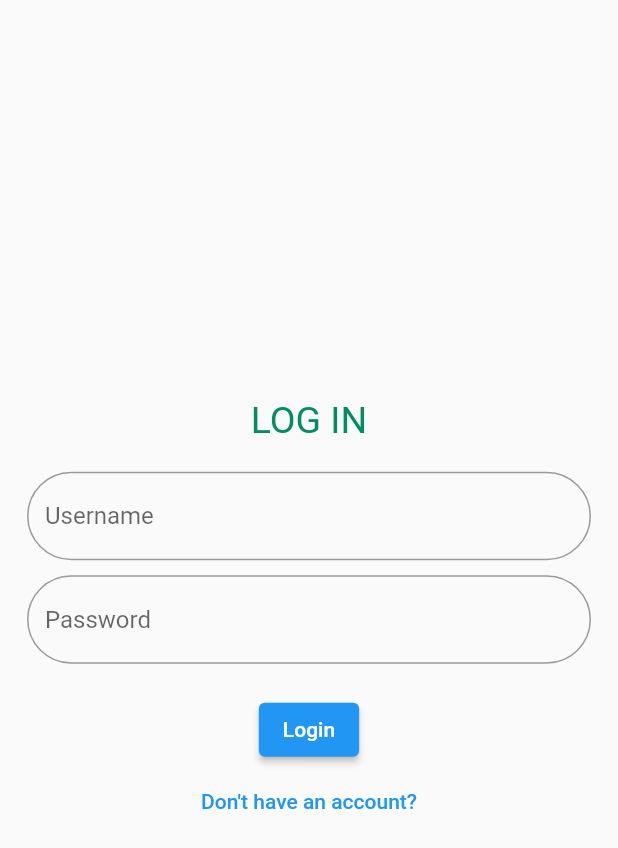
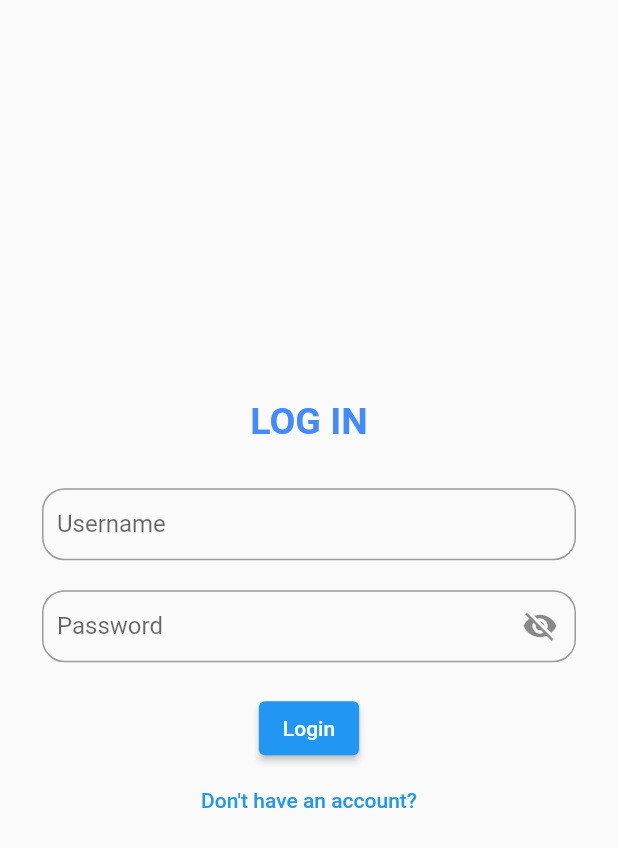
Before and after one commit to Abhiedl/money_manager, a Flutter app: the screen it shows after launch, after a tap on "Login", on a phone screen of 412 x 824 dp. Shown: the top 848 px of the screen. Run offline on Flutter 3.47's test engine with Material 2 defaults, Android fonts, the phone set to English and light mode, and no system bars; our stand-ins replace flutter_slidable, form_field_validator, hive, hive_flutter; accounts and stored records are empty; Roboto replaces fonts that are missing (Railway).

Commit message:
Added new splash screen wallpaper,added validation errors in username and password textformfield,make password obscure,added snackbars

```diff
--- a/lib/main.dart
+++ b/lib/main.dart
@@ -33,6 +33,7 @@ class MyApp extends StatelessWidget {
     return MaterialApp(
       title: 'Flutter Demo',
       theme: ThemeData(
+        fontFamily: 'Railway',
         primarySwatch: Colors.blue,
       ),
       home: const SplashScreen(),
--- a/lib/screens/log_in/log_in.dart
+++ b/lib/screens/log_in/log_in.dart
@@ -1,4 +1,5 @@
 import 'package:flutter/material.dart';
+import 'package:form_field_validator/form_field_validator.dart';
 import 'package:money_manager/db/login/login_db.dart';
 import 'package:money_manager/models/login/login_model.dart';
 import 'package:money_manager/screens/Register/register_page.dart';
@@ -8,42 +9,89 @@ final _usernameTextEditingController = TextEditingController();
 final _passwordTextEditingController = TextEditingController();
 final loginList = LoginDb.instance.getUsers();
 
-class LogInScreen extends StatelessWidget {
+class LogInScreen extends StatefulWidget {
   const LogInScreen({super.key});
 
   @override
+  State<LogInScreen> createState() => _LogInScreenState();
+}
+
+class _LogInScreenState extends State<LogInScreen> {
+  final _formKey = GlobalKey<FormState>();
+  var showSnackbar = 0;
+  var _passwordVisible = false;
+  @override
   Widget build(BuildContext context) {
+    final GlobalKey<ScaffoldState> scaffoldKey = GlobalKey<ScaffoldState>();
     return Scaffold(
+      key: scaffoldKey,
       body: Padding(
-        padding: const EdgeInsets.all(18.0),
+        padding: const EdgeInsets.all(28.0),
+        child: Form(
+          key: _formKey,
           child: Column(
             mainAxisAlignment: MainAxisAlignment.center,
             children: [
               const Text(
                 'LOG IN',
                 style: TextStyle(
-                  color: Color.fromARGB(255, 2, 141, 95), fontSize: 25),
+                    color: Colors.blueAccent,
+                    fontSize: 25,
+                    fontWeight: FontWeight.bold),
               ),
               const Padding(
-              padding: EdgeInsets.only(bottom: 20),
+                padding: EdgeInsets.only(bottom: 30),
               ),
               TextFormField(
+                autovalidateMode: AutovalidateMode.onUserInteraction,
                 controller: _usernameTextEditingController,
+                validator: (value) {
+                  if (value!.isEmpty ||
+                      RegExp(r'[!@#<>?":_`~;[\]\\|=+)(*&^%0-9-]')
+                          .hasMatch(value)) {
+                    return 'Please enter alphabets only.';
+                  } else {
+                    return null;
+                  }
+                },
                 decoration: const InputDecoration(
+                  labelText: 'Username',
+                  contentPadding: EdgeInsets.only(left: 10),
                   border: OutlineInputBorder(
-                    borderRadius: BorderRadius.all(Radius.circular(100))),
-                hintText: 'Username',
+                      borderRadius: BorderRadius.all(Radius.circular(15))),
+                  //hintText: 'Username',
                 ),
               ),
               const SizedBox(
-              height: 10,
+                height: 20,
               ),
               TextFormField(
+                obscureText: !_passwordVisible,
+                autovalidateMode: AutovalidateMode.onUserInteraction,
                 controller: _passwordTextEditingController,
-              decoration: const InputDecoration(
-                border: OutlineInputBorder(
-                    borderRadius: BorderRadius.all(Radius.circular(100))),
-                hintText: 'Password',
+                validator: (value) {
+                  if (value!.isEmpty || value.length < 6) {
+                    return 'Should contain atleast 6 characters.';
+                  } else {
+                    return null;
+                  }
+                },
+                decoration: InputDecoration(
+                  suffixIcon: IconButton(
+                    icon: Icon(_passwordVisible
+                        ? Icons.visibility
+                        : Icons.visibility_off),
+                    onPressed: () {
+                      setState(() {
+                        _passwordVisible = !_passwordVisible;
+                      });
+                    },
+                  ),
+                  labelText: 'Password',
+                  contentPadding: const EdgeInsets.only(left: 10),
+                  border: const OutlineInputBorder(
+                      borderRadius: BorderRadius.all(Radius.circular(15))),
+                  // hintText: 'Password',
                 ),
               ),
               const SizedBox(
@@ -53,27 +101,42 @@ class LogInScreen extends StatelessWidget {
                   onPressed: () async {
                     final _user = _usernameTextEditingController.text.trim();
                     final _pass = _passwordTextEditingController.text.trim();
-                  bool isUserFound = false;
                     final _logindata = await LoginDb.instance.getUsers();
                     final _loginUserPass = _logindata.toList();
 
                     await Future.forEach(_loginUserPass, (user) {
                       if (user.username == _user && user.password == _pass) {
-                      isUserFound = true;
+                        showSnackbar = 1;
                         Navigator.of(context).pushReplacement(
                             MaterialPageRoute(builder: ((context) {
                           return const ScreenHome();
                         })));
                       } else {
-                      isUserFound == false;
-                      return;
+                        showSnackbar = 2;
                       }
                     });
+                    if (showSnackbar == 1) {
+                      const snackBar = SnackBar(
+                        content: Text('Logging in'),
+                        duration: Duration(milliseconds: 2000),
+                      );
+                      ScaffoldMessenger.of(context).showSnackBar(snackBar);
+                    }
+                    if (showSnackbar == 2) {
+                      const snackBar = SnackBar(
+                        content: Text('Invalid username or password.'),
+                        duration: Duration(milliseconds: 2000),
+                      );
+                      ScaffoldMessenger.of(context).showSnackBar(snackBar);
+                    }
                   },
                   child: const Text('Login')),
               TextButton(
                   onPressed: () {
-                  Navigator.of(context).push(MaterialPageRoute(builder: (ctx) {
+                    _usernameTextEditingController.clear();
+                    _passwordTextEditingController.clear();
+                    Navigator.of(context)
+                        .push(MaterialPageRoute(builder: (ctx) {
                       return const RegistrationScreen();
                     }));
                   },
@@ -81,26 +144,7 @@ class LogInScreen extends StatelessWidget {
             ],
           ),
         ),
+      ),
     );
   }
-
-  Future<void> checkUser(
-      List<LoginModel> loginList, BuildContext context) async {
-    final _user = _usernameTextEditingController.toString().trim();
-    final _pass = _passwordTextEditingController.toString().trim();
-    bool isUserFound = false;
-    await Future.forEach(loginList, (user) {
-      if (user.username == _user && user.password == _pass) {
-        isUserFound = true;
-        print('Username found');
-        Navigator.of(context)
-            .pushReplacement(MaterialPageRoute(builder: ((context) {
-          return const ScreenHome();
-        })));
-      } else {
-        isUserFound == false;
-        return;
 }
-    });
-  }
-}
--- a/lib/screens/splash/splash_screen.dart
+++ b/lib/screens/splash/splash_screen.dart
@@ -32,7 +32,7 @@ class _SplashScreenState extends State<SplashScreen> {
       backgroundColor: Colors.white,
       body: Center(
         child: Image.asset(
-          'assets/images/money.png',
+          'assets/images/money blue.png',
           height: 200,
         ),
       ),
--- a/lib/screens/transaction/screen_transaction.dart
+++ b/lib/screens/transaction/screen_transaction.dart
@@ -45,6 +45,7 @@ class ScreenTransaction extends StatelessWidget {
                         backgroundColor: _value.type == CategoryType.income
                             ? Colors.green
                             : Colors.red,
+                        foregroundColor: Colors.white,
                         child: Text(
                           parseDate(_value.date),
                           textAlign: TextAlign.center,
```
Also changed, not shown: lib/screens/Register/register_page.dart (+64 -17 lines), pubspec.yaml (+4 -3 lines), assets/images/money blue.png (added), assets/images/money.png (deleted), pubspec.lock. Lines whose indentation alone changed are shown as unchanged.
